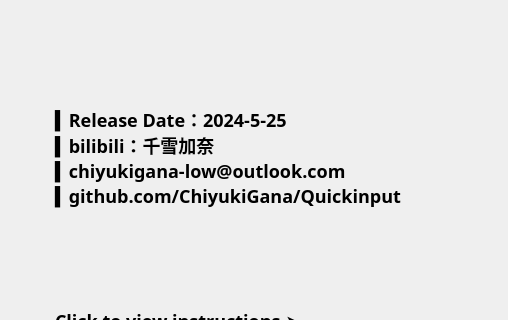
Above: .ui/AboutUi.ui from ChiyukiGana/Quickinput before the change; both pictures show x 0 to 508 and y 0 to 320 of the 640 by 440 pixel window. Below: the same form after it.
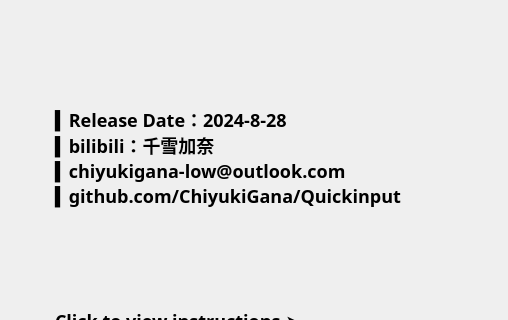
That is the form after the change. Icons and pictures are not drawn.

Diff of the .ui file:
```diff
--- a/.ui/AboutUi.ui
+++ b/.ui/AboutUi.ui
@@ -70,7 +70,7 @@
       <string notr="true">QLabel{color:black;border-image:url(:/about.png);padding-left:50px;font-size:18px}QLabel:hover{color:#00F;}</string>
      </property>
      <property name="text">
-      <string>▍Release Date：2024-5-25
+      <string>▍Release Date：2024-8-28
 ▍bilibili：千雪加奈
 ▍chiyukigana-low@outlook.com
 ▍github.com/ChiyukiGana/Quickinput
```
